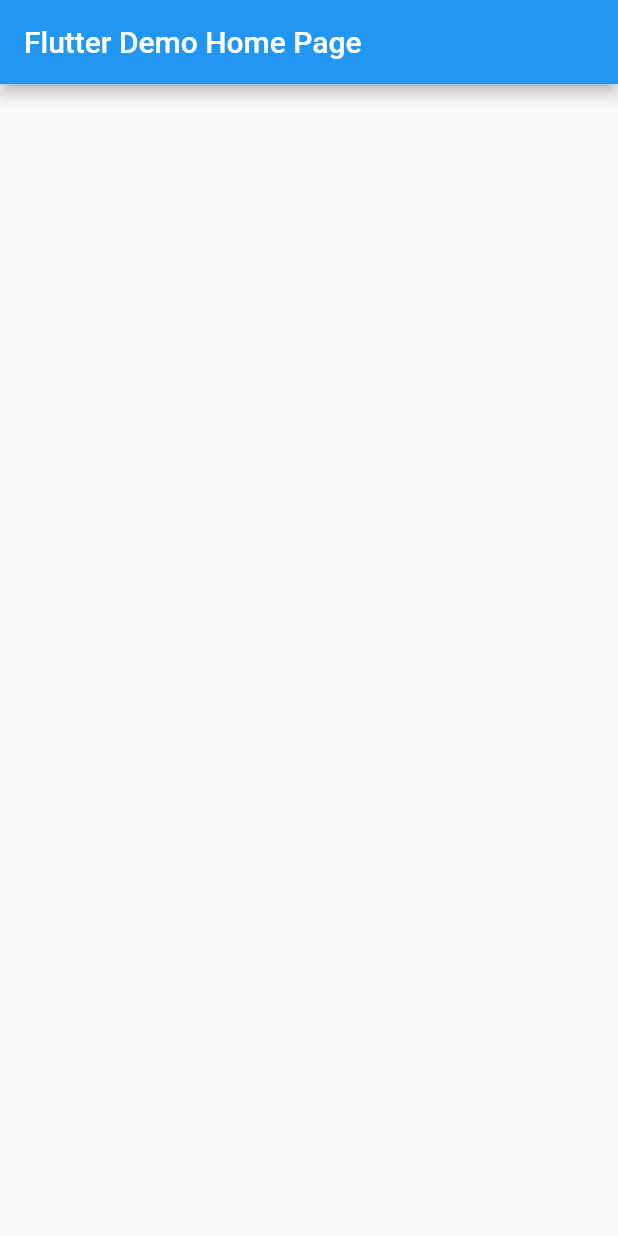
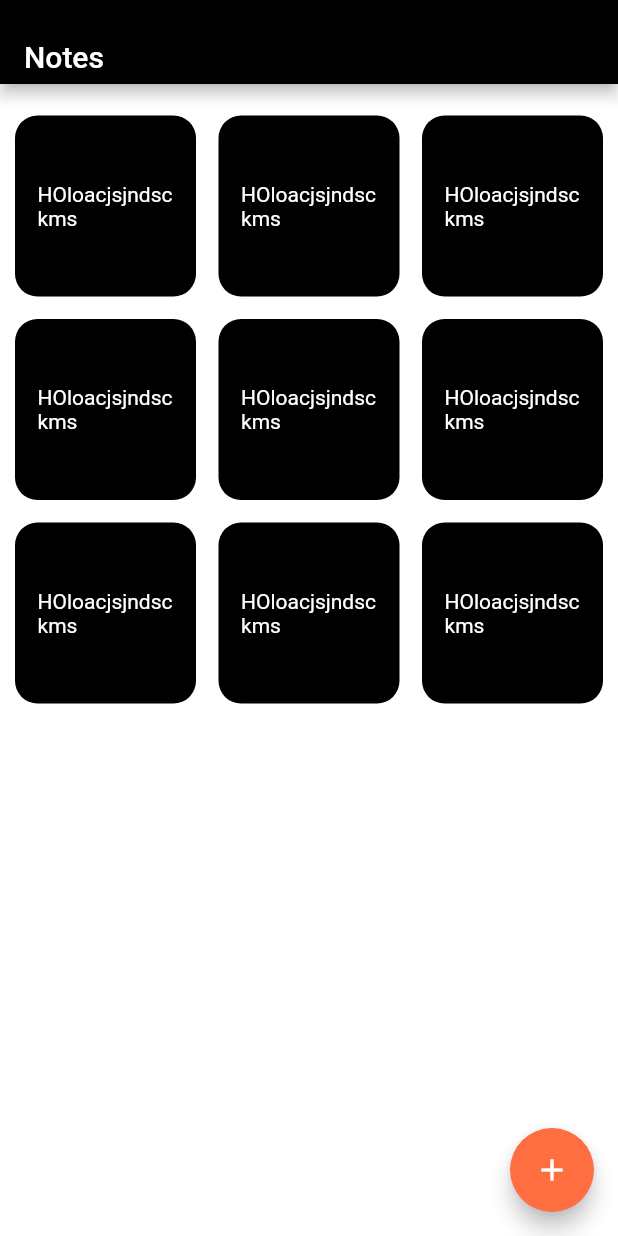
Before and after one commit to thatssatya/notepad, a Flutter app: the screen it shows after launch, on a phone screen of 412 x 824 dp. Run offline on Flutter 3.47's test engine with Material 2 defaults, Android fonts, the phone set to English and light mode, and no system bars.

Commit message:
this is updated upto text fields

```diff
--- /dev/null
+++ b/lib/MainScreen.dart
@@ -0,0 +1,64 @@
+import 'package:flutter/material.dart';
+import 'EditNote.dart';
+import 'Note.dart';
+import 'NoteScreen.dart';
+
+class MainScreen extends StatefulWidget {
+  @override
+  _MainScreenState createState() => _MainScreenState();
+}
+
+class _MainScreenState extends State<MainScreen> {
+  final List<Note>_notes=[
+    Note(title: 'HOloacjsjndsckms'),
+    Note(title: 'HOloacjsjndsckms'),
+    Note(title: 'HOloacjsjndsckms'),
+    Note(title: 'HOloacjsjndsckms'),
+    Note(title: 'HOloacjsjndsckms'),
+    Note(title: 'HOloacjsjndsckms'),
+    Note(title: 'HOloacjsjndsckms'),
+    Note(title: 'HOloacjsjndsckms'),
+    Note(title: 'HOloacjsjndsckms'),
+  ];
+
+  @override
+  Widget build(BuildContext context) {
+    return Scaffold(
+      backgroundColor: Colors.white,
+      appBar: AppBar(
+        backgroundColor: Colors.black,
+//        leading: Icon(Icons.note),
+        title: Column(
+          children: <Widget>[
+            SizedBox(height: 20,),
+            Text("Notes", style: TextStyle(fontWeight: FontWeight.w500),),
+          ],
+        ),
+      ),
+      body: Container(
+        child: Column(
+          children: <Widget>[
+            SizedBox(height: 5,),
+            Divider(color: Colors.white30,),
+            Container(
+              padding: EdgeInsets.symmetric(horizontal: 10),
+              height: 550,
+              child: GridView(
+                gridDelegate: SliverGridDelegateWithMaxCrossAxisExtent(childAspectRatio: 1/1, maxCrossAxisExtent: 150, crossAxisSpacing: 15, mainAxisSpacing: 15),
+                children: _notes.map((e) => NoteWidget(e)).toList()
+              ),
+            ),
+          ],
+        ),
+      ),
+      floatingActionButton: FloatingActionButton(
+        onPressed: (){
+          Navigator.of(context).push(MaterialPageRoute(
+          builder: (_) => NoteScreen(),
+        ));},
+        child: Icon(Icons.add),
+        backgroundColor: Colors.deepOrangeAccent,
+      ),
+    );
+  }
+}
--- /dev/null
+++ b/lib/Note.dart
@@ -0,0 +1,36 @@
+import 'package:flutter/material.dart';
+import 'EditNote.dart';
+import 'NoteScreen.dart';
+
+class Note{
+  final String title;
+  final String text;
+  final String id;
+  final DateTime date;
+
+  Note({@required this.title, this.date, this.id, this.text});
+}
+
+class NoteWidget extends StatelessWidget {
+  final Note _note;
+  NoteWidget(this._note);
+
+  @override
+  Widget build(BuildContext context) {
+    return InkWell(
+      splashColor: Colors.black,
+      onTap: (){
+        Navigator.of(context).push(MaterialPageRoute(
+          builder: (_) => EditNote(_note),
+        ));
+      },
+      child: Container(
+        padding: EdgeInsets.all(15),
+        decoration: BoxDecoration(borderRadius: BorderRadius.circular(15), color: Colors.black),
+        child: Center(
+          child: Text(_note.title, style: TextStyle(color: Colors.white),),
+        ),
+      ),
+    );
+  }
+}
--- a/lib/main.dart
+++ b/lib/main.dart
@@ -1,82 +1,15 @@
 import 'package:flutter/material.dart';
+import 'MainScreen.dart';
 
 void main() {
   runApp(MyApp());
 }
 
 class MyApp extends StatelessWidget {
-  // This widget is the root of your application.
   @override
   Widget build(BuildContext context) {
     return MaterialApp(
-      title: 'Flutter Demo',
-      theme: ThemeData(
-        // This is the theme of your application.
-        //
-        // Try running your application with "flutter run". You'll see the
-        // application has a blue toolbar. Then, without quitting the app, try
-        // changing the primarySwatch below to Colors.green and then invoke
-        // "hot reload" (press "r" in the console where you ran "flutter run",
-        // or simply save your changes to "hot reload" in a Flutter IDE).
-        // Notice that the counter didn't reset back to zero; the application
-        // is not restarted.
-        primarySwatch: Colors.blue,
-        // This makes the visual density adapt to the platform that you run
-        // the app on. For desktop platforms, the controls will be smaller and
-        // closer together (more dense) than on mobile platforms.
-        visualDensity: VisualDensity.adaptivePlatformDensity,
-      ),
-      home: MyHomePage(title: 'Flutter Demo Home Page'),
+      home: MainScreen()
     );
   }
 }
-
-class MyHomePage extends StatefulWidget {
-  MyHomePage({Key key, this.title}) : super(key: key);
-
-  // This widget is the home page of your application. It is stateful, meaning
-  // that it has a State object (defined below) that contains fields that affect
-  // how it looks.
-
-  // This class is the configuration for the state. It holds the values (in this
-  // case the title) provided by the parent (in this case the App widget) and
-  // used by the build method of the State. Fields in a Widget subclass are
-  // always marked "final".
-
-  final String title;
-
-  @override
-  _MyHomePageState createState() => _MyHomePageState();
-}
-
-class _MyHomePageState extends State<MyHomePage> {
-  int _counter = 0;
-
-  void _incrementCounter() {
-    setState(() {
-      // This call to setState tells the Flutter framework that something has
-      // changed in this State, which causes it to rerun the build method below
-      // so that the display can reflect the updated values. If we changed
-      // _counter without calling setState(), then the build method would not be
-      // called again, and so nothing would appear to happen.
-      _counter++;
-    });
-  }
-
-  @override
-  Widget build(BuildContext context) {
-    // This method is rerun every time setState is called, for instance as done
-    // by the _incrementCounter method above.
-    //
-    // The Flutter framework has been optimized to make rerunning build methods
-    // fast, so that you can just rebuild anything that needs updating rather
-    // than having to individually change instances of widgets.
-    return Scaffold(
-      appBar: AppBar(
-        // Here we take the value from the MyHomePage object that was created by
-        // the App.build method, and use it to set our appbar title.
-        title: Text(widget.title),
-      ), // This trailing comma makes auto-formatting nicer for build methods.
-    );
-  }
-}
```
Also changed, not shown: lib/EditNote.dart (added, +57 -0 lines), lib/NoteScreen.dart (added, +46 -0 lines).
